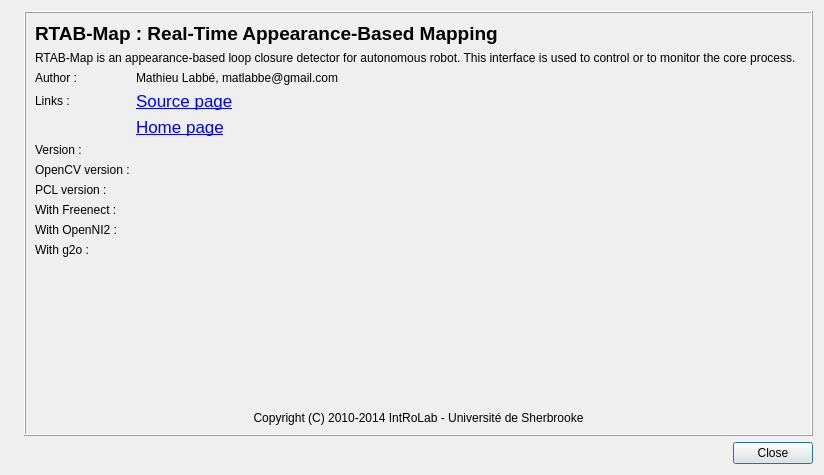
Before: the Qt Designer form guilib/src/ui/aboutDialog.ui in introlab/rtabmap, drawn with Qt 5.
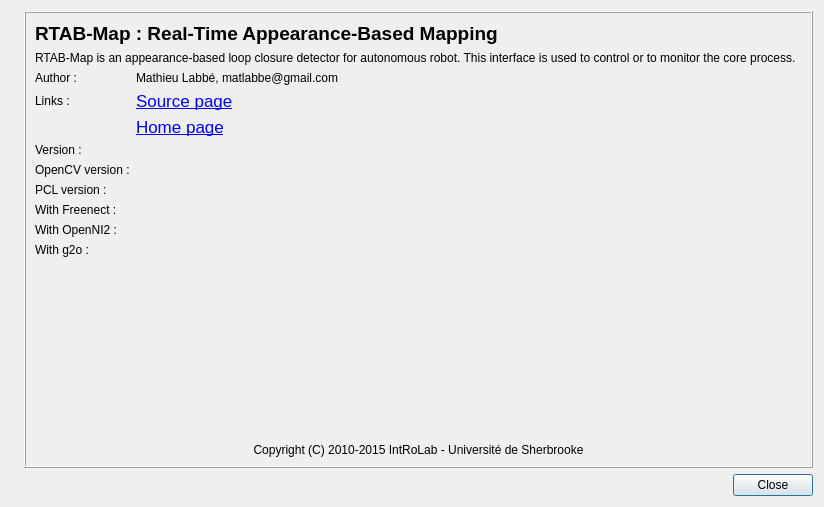
After: the same form once the commit is applied. Icons and pictures are not drawn.

Commit message: Updated menu/toolbar layout

The edit to the form file:
```diff
--- a/guilib/src/ui/aboutDialog.ui
+++ b/guilib/src/ui/aboutDialog.ui
@@ -7,7 +7,7 @@
     <x>0</x>
     <y>0</y>
     <width>824</width>
-    <height>475</height>
+    <height>507</height>
    </rect>
   </property>
   <property name="sizePolicy">
@@ -273,7 +273,7 @@
         <item>
          <widget class="QLabel" name="label_5">
           <property name="text">
-           <string>Copyright (C) 2010-2014 IntRoLab - Université de Sherbrooke</string>
+           <string>Copyright (C) 2010-2015 IntRoLab - Université de Sherbrooke</string>
           </property>
           <property name="alignment">
            <set>Qt::AlignCenter</set>
```
The commit also changes 7 other files.
